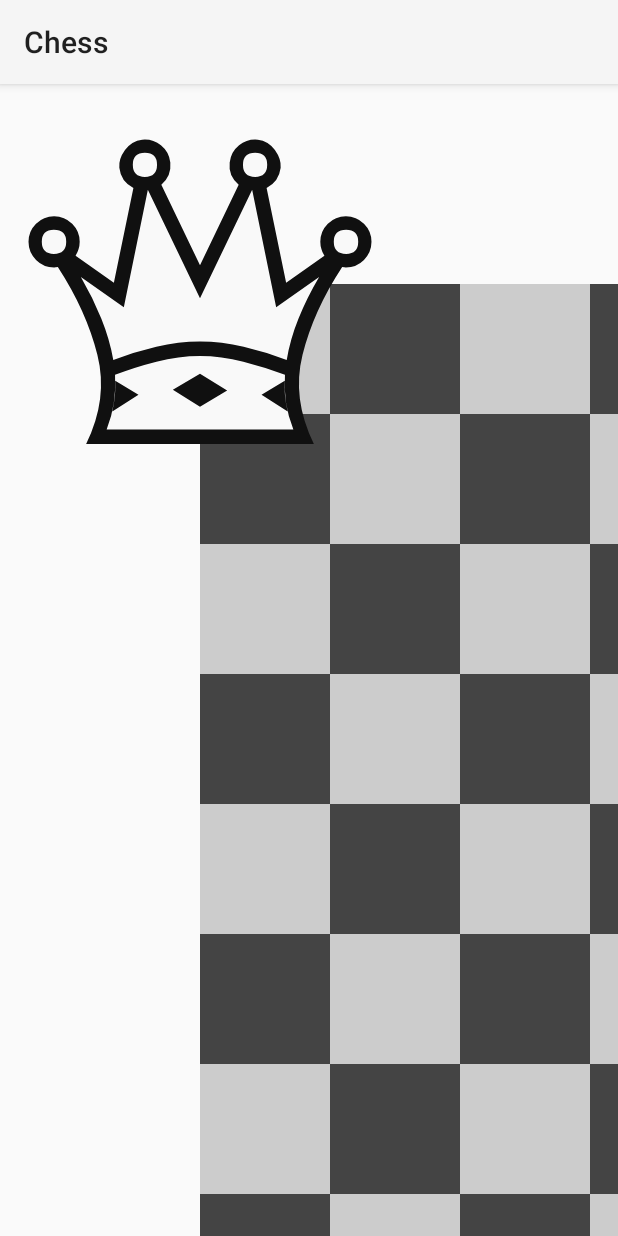
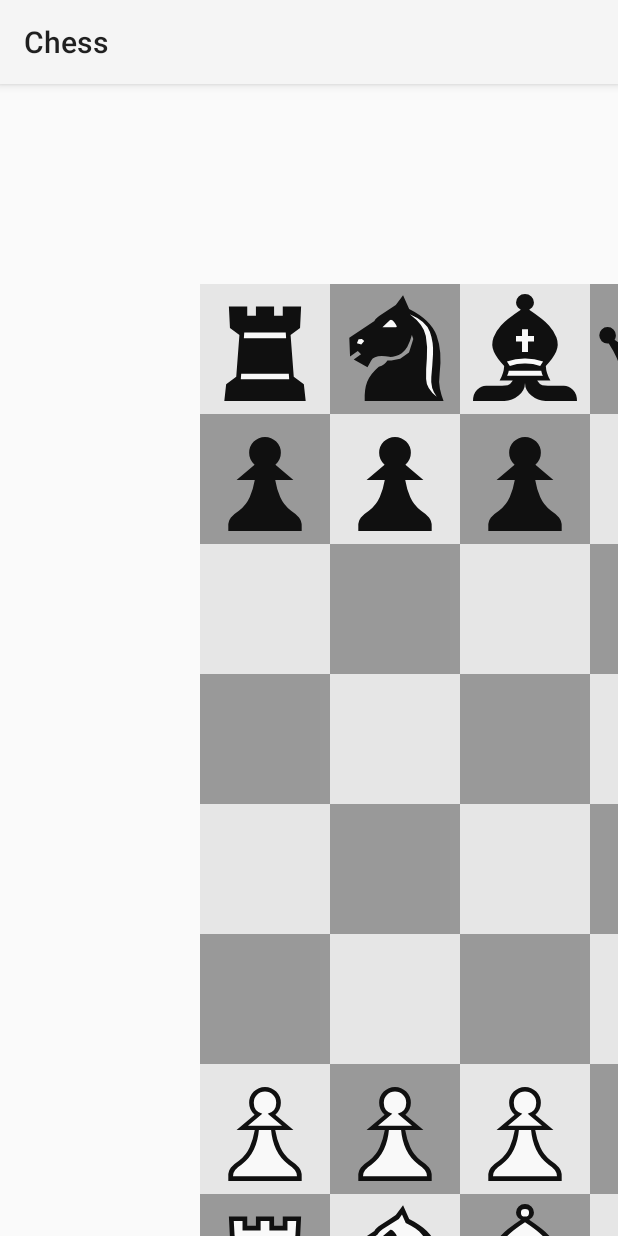
Before and after one commit to Vyrolian/Java_Chess, an Android app: the screen it shows after launch (MainActivity), on a phone screen of 412 x 824 dp. Run offline under Robolectric (Android 15) with nearby library versions, the phone set to English and light mode, and no system bars.

Commit message:
Figures on drawn board

```diff
--- a/app/src/main/java/com/example/chess/ChessModel.java
+++ b/app/src/main/java/com/example/chess/ChessModel.java
@@ -10,29 +10,29 @@ public class ChessModel {
     public ChessModel() {
       reset();
     }
-    private void reset() {
+    void reset() {
         piecesBox.clear();
-        for (int i = 0; i <=1; i++){
-            piecesBox.add(new ChessPiece(0 + i * 7,0, ChessPlayer.WHITE, ChessRank.ROOK));
-            piecesBox.add(new ChessPiece(0 + i * 7,7, ChessPlayer.BLACK, ChessRank.ROOK));
+        for (int i = 0; i <= 1; i++) {
+            piecesBox.add(new ChessPiece(0 + i * 7, 0, ChessPlayer.WHITE, ChessRank.ROOK, R.drawable.wr));
+            piecesBox.add(new ChessPiece(0 + i * 7, 7, ChessPlayer.BLACK, ChessRank.ROOK, R.drawable.br));
 
-            piecesBox.add(new ChessPiece(1 + i * 5,0, ChessPlayer.WHITE, ChessRank.KNIGHT));
-            piecesBox.add(new ChessPiece(1 + i * 5,7, ChessPlayer.BLACK, ChessRank.KNIGHT));
+            piecesBox.add(new ChessPiece(1 + i * 5, 0, ChessPlayer.WHITE, ChessRank.KNIGHT,R.drawable.wn));
+            piecesBox.add(new ChessPiece(1 + i * 5, 7, ChessPlayer.BLACK, ChessRank.KNIGHT,R.drawable.bn));
 
-            piecesBox.add(new ChessPiece(2 + i * 3,0, ChessPlayer.WHITE, ChessRank.BISHOP));
-            piecesBox.add(new ChessPiece(2 + i * 3,7, ChessPlayer.BLACK, ChessRank.BISHOP));
+            piecesBox.add(new ChessPiece(2 + i * 3 ,0 ,ChessPlayer.WHITE ,ChessRank.BISHOP ,R.drawable.wb));
+            piecesBox.add(new ChessPiece(2 + i * 3 ,7 ,ChessPlayer.BLACK ,ChessRank.BISHOP ,R.drawable.bb));
         }
-        for (int i = 0; i < 8; i++){
-            piecesBox.add(new ChessPiece(i,6, ChessPlayer.WHITE, ChessRank.PAWN));
-            piecesBox.add(new ChessPiece(i,1, ChessPlayer.BLACK, ChessRank.PAWN));
+        for (int i = 0; i <8 ;i++){
+            piecesBox.add(new ChessPiece(i ,1 ,ChessPlayer.WHITE ,ChessRank.PAWN,R.drawable.wp));
+            piecesBox.add(new ChessPiece(i ,6 ,ChessPlayer.BLACK ,ChessRank.PAWN,R.drawable.bp));
         }
-        piecesBox.add(new ChessPiece(3,0, ChessPlayer.WHITE, ChessRank.QUEEN));
-        piecesBox.add(new ChessPiece(3,7, ChessPlayer.BLACK, ChessRank.QUEEN));
-        piecesBox.add(new ChessPiece(4,0, ChessPlayer.WHITE, ChessRank.KING));
-        piecesBox.add(new ChessPiece(4,7, ChessPlayer.BLACK, ChessRank.KING));
+        piecesBox.add(new ChessPiece(3 ,0 ,ChessPlayer.WHITE ,ChessRank.QUEEN,R.drawable.wq));
+        piecesBox.add(new ChessPiece(3 ,7 ,ChessPlayer.BLACK ,ChessRank.QUEEN,R.drawable.bq));
+        piecesBox.add(new ChessPiece(4 ,0 ,ChessPlayer.WHITE ,ChessRank.KING,R.drawable.wk));
+        piecesBox.add(new ChessPiece(4,7, ChessPlayer.BLACK, ChessRank.KING, R.drawable.bk));
 
     }
-    private ChessPiece pieceAt(int col, int row) {
+     ChessPiece pieceAt(int col, int row) {
         for (ChessPiece piece : piecesBox) {
             if (piece.getCol() == col && piece.getRow() == row) {
                 return piece;
--- a/app/src/main/java/com/example/chess/ChessPiece.java
+++ b/app/src/main/java/com/example/chess/ChessPiece.java
@@ -5,18 +5,18 @@ public class ChessPiece {
     private final int row;
     private final ChessPlayer player;
     private final ChessRank rank;
-
-    public ChessPiece(int col, int row, ChessPlayer player, ChessRank rank) {
+    public final int resID;
+    public ChessPiece(int col, int row, ChessPlayer player, ChessRank rank, int resID) {
         this.col = col;
         this.row = row;
         this.player = player;
         this.rank = rank;
+        this.resID = resID;
     }
 
     public int getCol() {
         return col;
     }
-
     public int getRow() {
         return row;
     }
--- a/app/src/main/java/com/example/chess/ChessView.java
+++ b/app/src/main/java/com/example/chess/ChessView.java
@@ -1,53 +1,97 @@
 package com.example.chess;
 
 import android.content.Context;
-import android.content.res.Resources;
-import android.graphics.Bitmap;
-import android.graphics.BitmapFactory;
 import android.graphics.Canvas;
 import android.graphics.Color;
 import android.graphics.Paint;
-import android.graphics.Rect;
 import android.graphics.drawable.Drawable;
 import android.util.AttributeSet;
-import android.util.Log;
 import android.view.View;
 
 import androidx.annotation.Nullable;
 import androidx.core.content.ContextCompat;
 
+import java.util.Arrays;
+import java.util.HashMap;
+import java.util.HashSet;
+import java.util.Map;
+import java.util.Set;
+
 public class ChessView extends View {
 
     public ChessView(Context context, @Nullable AttributeSet attrs) {
         super(context, attrs);
+        loadDrawables();
     }
     float originX = 200f;
     float originY = 200f;
     float cellSide = 130f;
+    int lightColor = Color.argb(1f, .9f, .9f, .9f);
+    int darkColor = Color.argb(1f, .6f, .6f, .6f);
+
+    private final Set<Integer> imgResIDs = new HashSet<>(Arrays.asList(
+            R.drawable.wq,
+            R.drawable.bq,
+            R.drawable.wk,
+            R.drawable.bk,
+            R.drawable.wr,
+            R.drawable.br,
+            R.drawable.wb,
+            R.drawable.bb,
+            R.drawable.wn,
+            R.drawable.bn,
+            R.drawable.wp,
+            R.drawable.bp
+    ));
+    private final Map<Integer, Drawable> drawables = new HashMap<>();
+    private void loadDrawables() {
+        for (int resId : imgResIDs) {
+            drawables.put(resId, ContextCompat.getDrawable(getContext(), resId));
+        }
+    }
+    Paint paint = new Paint();
+
     @Override
     protected void onDraw(Canvas canvas) {
+        super.onDraw(canvas);
+        drawChessboard(canvas);
+        drawPieces(canvas);
+    }
 
-        super.onDraw(canvas);
-        Paint paint = new Paint();
-        for (int i = 0; i <8; i++){
-            for (int j = 0; j < 8; j++){
+    private void drawPieces(Canvas canvas) {
 
-                if ((i + j) % 2 == 1) {
-                    paint.setColor(Color.DKGRAY);
-                } else {
-                    paint.setColor(Color.LTGRAY);
+        ChessModel chessModel = new ChessModel();
+        chessModel.reset();
+
+        for (int row = 0; row <= 7; row++) {
+            for (int col = 0; col <= 7; col++) {
+                ChessPiece piece = chessModel.pieceAt(col, row);
+                if (piece != null) {
+                    drawPieceAt(canvas, col, row, piece.resID);
                 }
-                canvas.drawRect(originX + i * cellSide, originY + j * cellSide, originX + (i + 1)* cellSide, originY + (j + 1) * cellSide, paint);
+
             }
-
         }
 
-
-        Resources resources = getResources();
-        Rect rect = new Rect();
-        Drawable wQDrawable = ContextCompat.getDrawable(getContext(), R.drawable.wq);
-        wQDrawable.setBounds(0, 0, 400, 400);
+    }
+    private void drawPieceAt(Canvas canvas, int col, int row, int resID) {
+        Drawable wQDrawable = drawables.get(resID);
+        wQDrawable.setBounds((int) (originX + col * cellSide), (int)(originY + (7 - row) * cellSide), (int)(originX + (col+1) * cellSide), (int)(originY + (7 - row+1)*cellSide));
         wQDrawable.draw(canvas);
-
+    }
+    private void drawChessboard(Canvas canvas){
+        for (int row = 0; row <8; row++){
+            for (int col = 0; col < 8; col++){
+                drawSquareAt(canvas, row, col, (row + col) % 2 == 1);
+            }
+        }
+    }
+    private void drawSquareAt(Canvas canvas, int col, int row, boolean isDark){
+        if (isDark) {
+            paint.setColor(darkColor);
+        } else {
+            paint.setColor(lightColor);
+        }
+        canvas.drawRect(originX + col * cellSide, originY + row * cellSide, originX + (col + 1)* cellSide, originY + (row + 1) * cellSide, paint);
     }
 }
```
